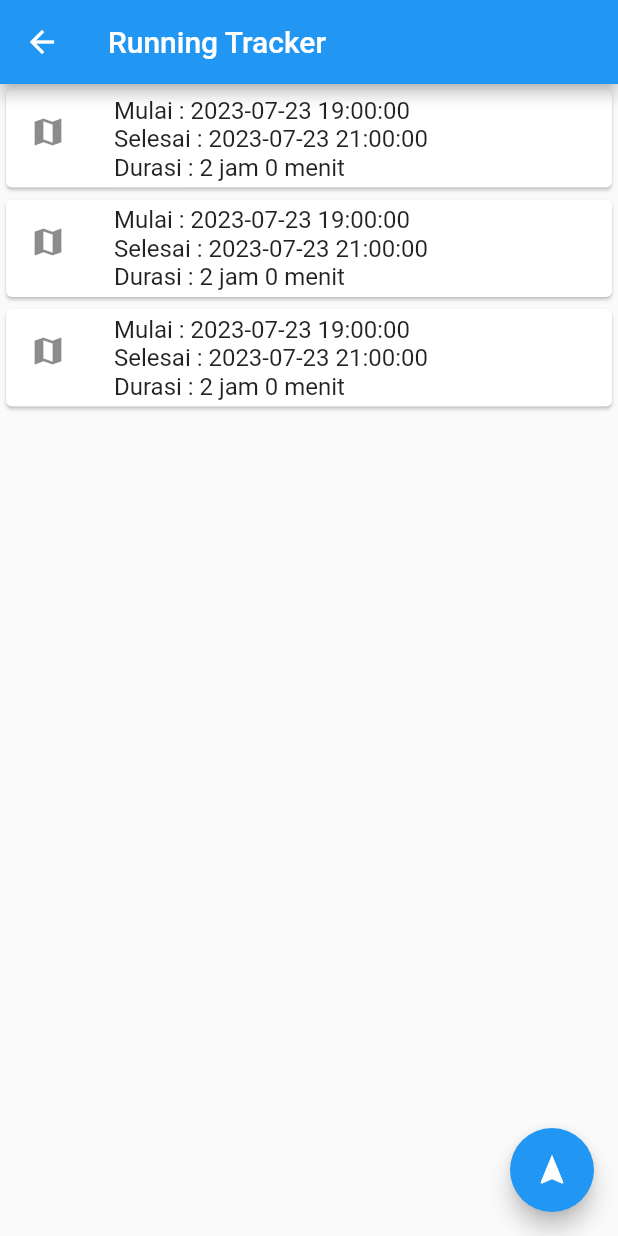
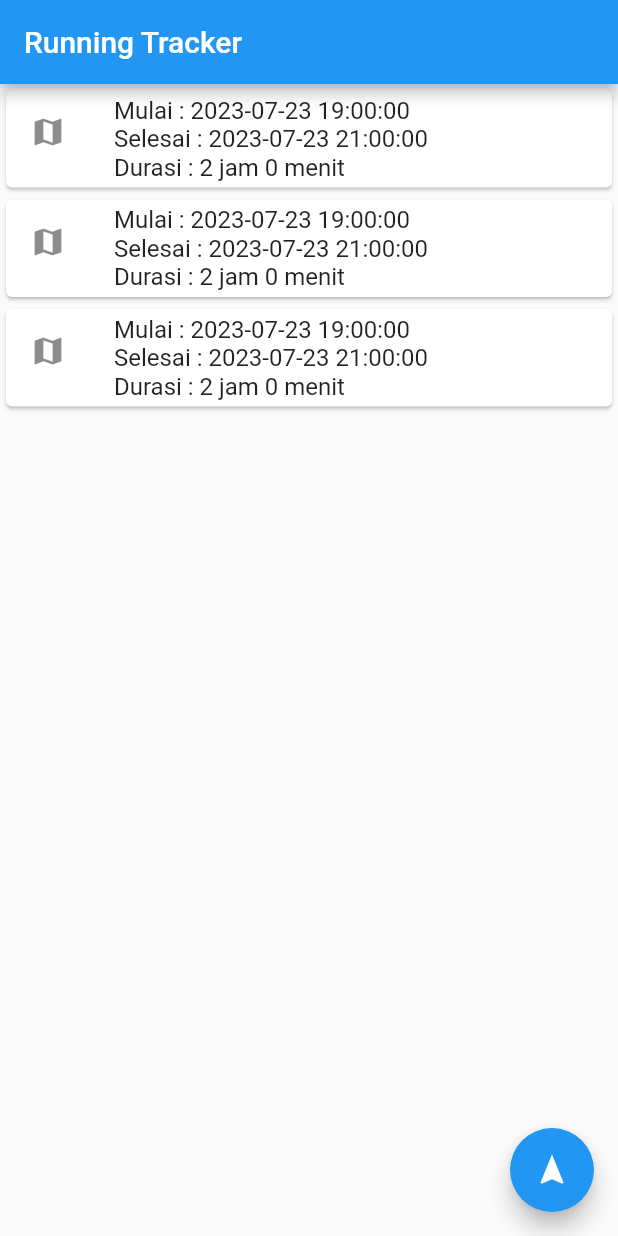
Before and after one commit to adityamputra27/running_tracker, a Flutter app: the HomePage screen opened directly, on a phone screen of 412 x 824 dp. Run offline on Flutter 3.47's test engine with Material 2 defaults, Android fonts, the phone set to English and light mode, and no system bars; missing offline and left inert: syncfusion_flutter_maps.

Commit message:
add navigation to other page

```diff
--- a/lib/main.dart
+++ b/lib/main.dart
@@ -12,7 +12,7 @@
   @override
   Widget build(BuildContext context) {
     return const MaterialApp(
-      home: DetailPage(),
+      home: HomePage(),
       debugShowCheckedModeBanner: false,
     );
   }
@@ -27,13 +27,17 @@
       appBar: AppBar(
         title: const Text('Running Tracker'),
       ),
-      body: const SafeArea(
+      body: SafeArea(
         child: Column(
           children: [
             Card(
               child: ListTile(
-                leading: Icon(Icons.map),
-                title: Column(
+                onTap: () {
+                  Navigator.of(context).push(MaterialPageRoute(
+                      builder: (context) => const DetailPage()));
+                },
+                leading: const Icon(Icons.map),
+                title: const Column(
                   crossAxisAlignment: CrossAxisAlignment.start,
                   children: [
                     Text(
@@ -51,8 +55,12 @@
             ),
             Card(
               child: ListTile(
-                leading: Icon(Icons.map),
-                title: Column(
+                onTap: () {
+                  Navigator.of(context).push(MaterialPageRoute(
+                      builder: (context) => const DetailPage()));
+                },
+                leading: const Icon(Icons.map),
+                title: const Column(
                   crossAxisAlignment: CrossAxisAlignment.start,
                   children: [
                     Text(
@@ -70,8 +78,12 @@
             ),
             Card(
               child: ListTile(
-                leading: Icon(Icons.map),
-                title: Column(
+                onTap: () {
+                  Navigator.of(context).push(MaterialPageRoute(
+                      builder: (context) => const DetailPage()));
+                },
+                leading: const Icon(Icons.map),
+                title: const Column(
                   crossAxisAlignment: CrossAxisAlignment.start,
                   children: [
                     Text(
@@ -91,7 +103,10 @@
         ),
       ),
       floatingActionButton: FloatingActionButton(
-        onPressed: () {},
+        onPressed: () {
+          Navigator.of(context).push(
+              MaterialPageRoute(builder: (context) => const CreatePage()));
+        },
         child: const Icon(
           Icons.navigation,
         ),
```
